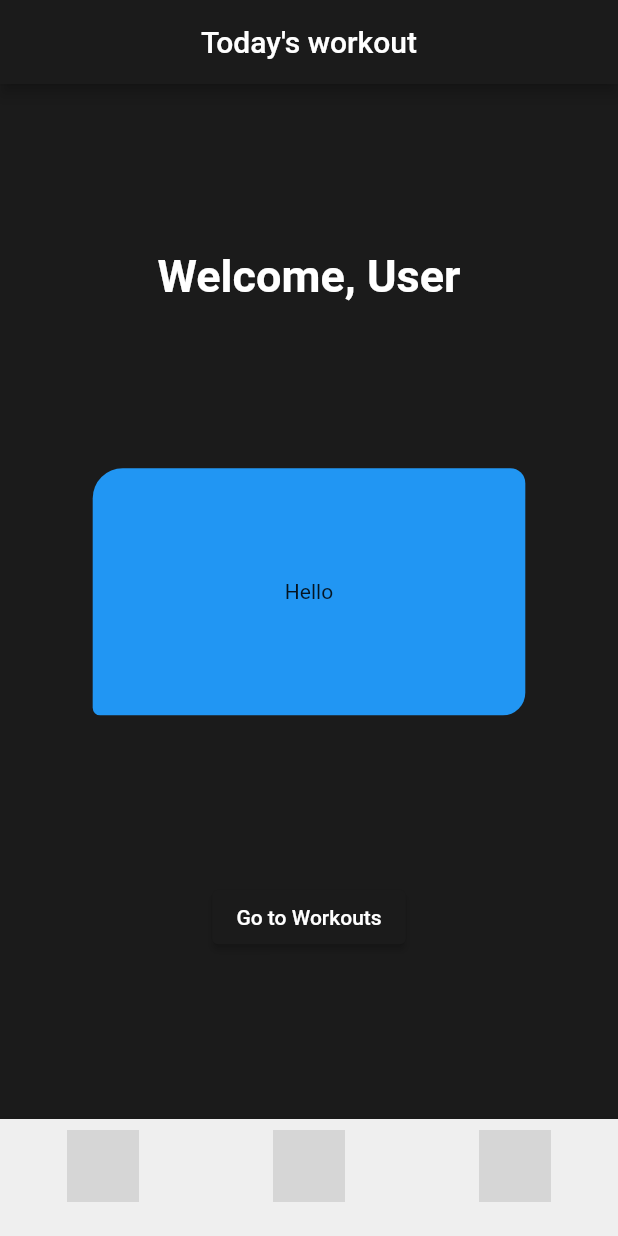
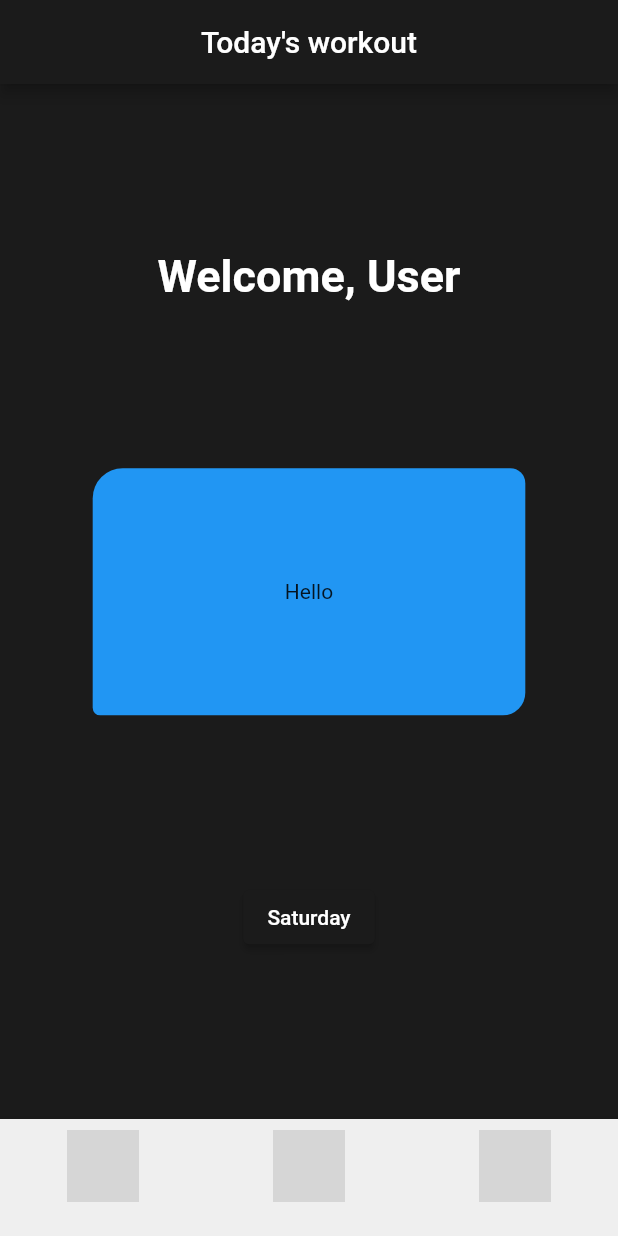
Before and after one commit to sophiavl/s1135382_s1133373_iiatimd_app, a Flutter app: the screen it shows after launch, on a phone screen of 412 x 824 dp. Run offline on Flutter 3.47's test engine with Material 2 defaults, Android fonts, the phone set to English and light mode, and no system bars; grey boxes are pictures that could not be loaded.

Commit message:
alles verandert naar hoe het was in het vorige project

```diff
--- a/lib/home_page.dart
+++ b/lib/home_page.dart
@@ -1,5 +1,6 @@
 import 'package:flutter/material.dart';
 import 'workout_page.dart';
+import 'package:intl/intl.dart';
 
 class HomePage extends StatefulWidget {
   const HomePage({Key? key}) : super(key: key);
@@ -13,6 +14,8 @@ class _HomePageState extends State<HomePage> {
 
   @override
   Widget build(BuildContext context) {
+    DateTime now = DateTime.now();
+    String formattedDate = DateFormat('EEEE').format(now);
     return Container(
       color: background, // Set the background color for the whole screen
       child: Center(
@@ -50,7 +53,7 @@ class _HomePageState extends State<HomePage> {
                   }),
                 );
               },
-              child: const Text('Go to Workouts'),
+              child: Text(formattedDate),
             ),
           ],
         ),
--- a/pubspec.yaml
+++ b/pubspec.yaml
@@ -35,6 +35,7 @@ dependencies:
   # The following adds the Cupertino Icons font to your application.
   # Use with the CupertinoIcons class for iOS style icons.
   cupertino_icons: ^1.0.2
+  intl: any
 
 dev_dependencies:
   flutter_test:
```
Also changed, not shown: pubspec.lock.
